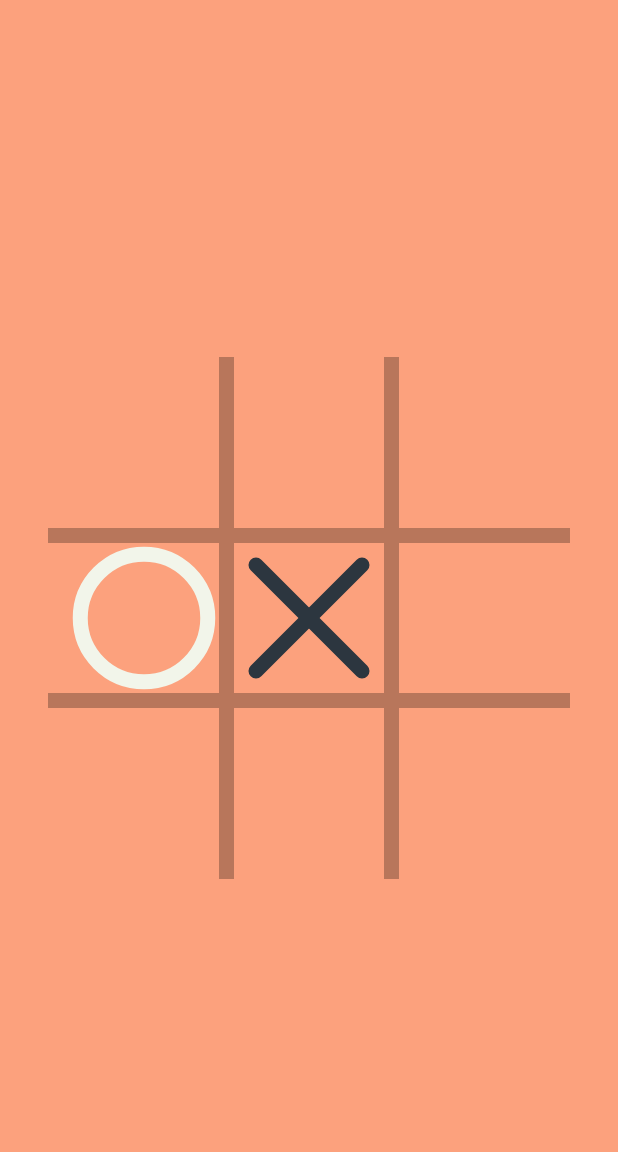
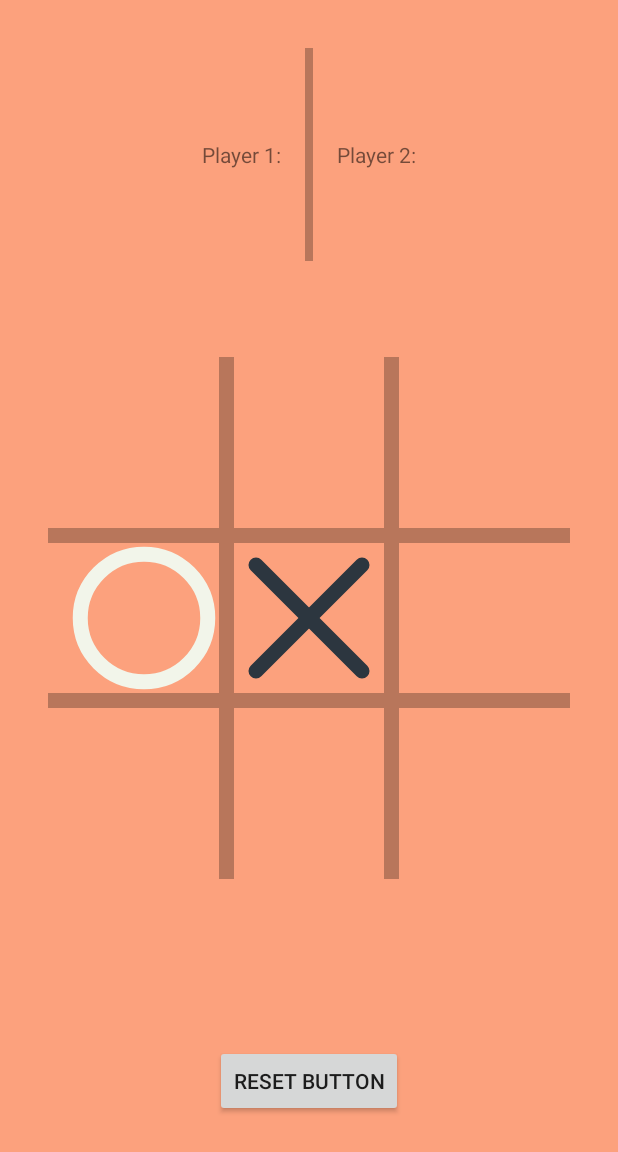
Before and after one commit to evanfaler/TicTacToe, an Android app: the screen it shows after launch (TicTacToe_Activity), after a tap on an icon or button, on a phone screen of 412 x 824 dp. Shown: the top 1152 px of the screen. Run offline under Robolectric (Android 15) with nearby library versions, the phone set to English and light mode, and no system bars; 1 other tap on this screen came first.

Commit message:
Reset Button, prevent changing space when it is already taken.

```diff
--- /dev/null
+++ b/app/src/main/java/com/dualranger/tictactoe/Bottom_Fragment.java
@@ -0,0 +1,43 @@
+package com.dualranger.tictactoe;
+
+import android.os.Bundle;
+import android.support.v4.app.Fragment;
+import android.view.LayoutInflater;
+import android.view.View;
+import android.view.ViewGroup;
+import android.widget.Button;
+
+/**
+ * Created by evanfaler on 4/13/17.
+ */
+
+public class Bottom_Fragment extends Fragment implements View.OnClickListener {
+    private Button resetButton;
+
+
+    @Override
+    public void onCreate(Bundle savedInstanceState) {
+        super.onCreate(savedInstanceState);
+    }
+
+    @Override
+    public View onCreateView(LayoutInflater inflater, ViewGroup container, Bundle savedInstanceState) {
+        View v = inflater.inflate(R.layout.bottom_area_fragment, container, false);
+
+        resetButton = (Button) v.findViewById(R.id.reset_button);
+        resetButton.setOnClickListener(this);
+
+        return v;
+    }
+
+    @Override
+    public void onClick(View v) {
+        //Handle onClicks Here
+        switch (v.getId()) {
+            case R.id.reset_button:
+                ((TicTacToe_Activity) getActivity()).clearGameBoard();
+                break;
+        }
+
+    }
+}
--- a/app/src/main/java/com/dualranger/tictactoe/DrawView.java
+++ b/app/src/main/java/com/dualranger/tictactoe/DrawView.java
@@ -2,18 +2,23 @@ package com.dualranger.tictactoe;
 
 import android.content.Context;
 import android.graphics.Canvas;
-import android.graphics.Color;
 import android.graphics.Paint;
 import android.util.AttributeSet;
-import android.util.TypedValue;
 import android.view.View;
-
-import org.w3c.dom.Attr;
 
 public class DrawView extends View {
     private Paint paint = new Paint();
     final float SCALE = getContext().getResources().getDisplayMetrics().density;
     private int player = 2;
+    private boolean playable = true;
+
+    public boolean isPlayable() {
+        return playable;
+    }
+
+    public void setPlayable(boolean playable) {
+        this.playable = playable;
+    }
 
     public int getPlayer() {
         return player;
@@ -54,6 +59,8 @@ public class DrawView extends View {
 
             canvas.drawLine(percentWidthInt, percentWidthInt,dimension,dimension,paint);
             canvas.drawLine(dimension,percentWidthInt,percentWidthInt,dimension,paint);
+
+            playable = false;
         } else if(player == 0) { //Draw O
             paint.setColor(getResources().getColor(R.color.oColor));
             float viewWidth = this.getMeasuredWidth();
@@ -61,6 +68,8 @@ public class DrawView extends View {
             float width = viewWidth - Double.valueOf(percentWidth).floatValue();
 
             canvas.drawCircle(viewWidth/2,viewWidth/2,width/2,paint);
+
+            playable = false;
         } else {
             //Do nothing
         }
--- /dev/null
+++ b/app/src/main/java/com/dualranger/tictactoe/GameBoard_Fragment.java
@@ -0,0 +1,164 @@
+package com.dualranger.tictactoe;
+
+import android.os.Bundle;
+import android.support.v4.app.Fragment;
+import android.view.LayoutInflater;
+import android.view.View;
+import android.view.ViewGroup;
+import android.widget.Toast;
+
+import java.util.Arrays;
+import java.util.List;
+
+public class GameBoard_Fragment extends Fragment implements View.OnClickListener {
+    private DrawView space1;
+    private DrawView space2;
+    private DrawView space3;
+    private DrawView space4;
+    private DrawView space5;
+    private DrawView space6;
+    private DrawView space7;
+    private DrawView space8;
+    private DrawView space9;
+    List<DrawView> gameSpaces;
+
+    int alternateShape = 1;
+
+    @Override
+    public void onCreate(Bundle savedInstanceState) {
+        super.onCreate(savedInstanceState);
+    }
+
+    @Override
+    public View onCreateView(LayoutInflater inflater, ViewGroup container, Bundle savedInstanceState) {
+        View v = inflater.inflate(R.layout.fragment_board, container, false);
+
+        space1 = (DrawView) v.findViewById(R.id.space_1);
+        space1.setOnClickListener(this);
+        space2 = (DrawView) v.findViewById(R.id.space_2);
+        space2.setOnClickListener(this);
+        space3 = (DrawView) v.findViewById(R.id.space_3);
+        space3.setOnClickListener(this);
+        space4 = (DrawView) v.findViewById(R.id.space_4);
+        space4.setOnClickListener(this);
+        space5 = (DrawView) v.findViewById(R.id.space_5);
+        space5.setOnClickListener(this);
+        space6 = (DrawView) v.findViewById(R.id.space_6);
+        space6.setOnClickListener(this);
+        space7 = (DrawView) v.findViewById(R.id.space_7);
+        space7.setOnClickListener(this);
+        space8 = (DrawView) v.findViewById(R.id.space_8);
+        space8.setOnClickListener(this);
+        space9 = (DrawView) v.findViewById(R.id.space_9);
+        space9.setOnClickListener(this);
+
+        gameSpaces = Arrays.asList(space1, space2, space3, space4, space5, space6, space7, space8, space9);
+
+        return v;
+    }
+
+    @Override
+    public void onClick(View v) {
+        switch(v.getId()) {
+            case R.id.space_1:
+                if(space1.isPlayable()){
+                    space1.setPlayer(alternateShape%2);
+                    space1.setPlayable(false);
+                    alternateShape++;
+                    space1.invalidate();
+                }else{
+                    Toast.makeText(v.getContext(),"Invalid Location", Toast.LENGTH_SHORT).show();
+                }
+                break;
+            case R.id.space_2:
+                if(space2.isPlayable()){
+                    space2.setPlayer(alternateShape%2);
+                    space2.setPlayable(false);
+                    alternateShape++;
+                    space2.invalidate();
+                }else{
+                    Toast.makeText(v.getContext(),"Invalid Location", Toast.LENGTH_SHORT).show();
+                }
+                break;
+            case R.id.space_3:
+                if(space3.isPlayable()){
+                    space3.setPlayer(alternateShape%2);
+                    space3.setPlayable(false);
+                    alternateShape++;
+                    space3.invalidate();
+                }else{
+                    Toast.makeText(v.getContext(),"Invalid Location", Toast.LENGTH_SHORT).show();
+                }
+                break;
+            case R.id.space_4:
+                if(space4.isPlayable()){
+                    space4.setPlayer(alternateShape%2);
+                    space4.setPlayable(false);
+                    alternateShape++;
+                    space4.invalidate();
+                }else{
+                    Toast.makeText(v.getContext(),"Invalid Location", Toast.LENGTH_SHORT).show();
+                }
+                break;
+            case R.id.space_5:
+                if(space5.isPlayable()){
+                    space5.setPlayer(alternateShape%2);
+                    space5.setPlayable(false);
+                    alternateShape++;
+                    space5.invalidate();
+                }else{
+                    Toast.makeText(v.getContext(),"Invalid Location", Toast.LENGTH_SHORT).show();
+                }
+                break;
+            case R.id.space_6:
+                if(space6.isPlayable()){
+                    space6.setPlayer(alternateShape%2);
+                    space6.setPlayable(false);
+                    alternateShape++;
+                    space6.invalidate();
+                }else{
+                    Toast.makeText(v.getContext(),"Invalid Location", Toast.LENGTH_SHORT).show();
+                }
+                break;
+            case R.id.space_7:
+                if(space7.isPlayable()){
+                    space7.setPlayer(alternateShape%2);
+                    space7.setPlayable(false);
+                    alternateShape++;
+                    space7.invalidate();
+                }else{
+                    Toast.makeText(v.getContext(),"Invalid Location", Toast.LENGTH_SHORT).show();
+                }
+                break;
+            case R.id.space_8:
+                if(space8.isPlayable()){
+                    space8.setPlayer(alternateShape%2);
+                    space8.setPlayable(false);
+                    alternateShape++;
+                    space8.invalidate();
+                }else{
+                    Toast.makeText(v.getContext(),"Invalid Location", Toast.LENGTH_SHORT).show();
+                }
+                break;
+            case R.id.space_9:
+                if(space9.isPlayable()){
+                    space9.setPlayer(alternateShape%2);
+                    space9.setPlayable(false);
+                    alternateShape++;
+                    space9.invalidate();
+                }else{
+                    Toast.makeText(v.getContext(),"Invalid Location", Toast.LENGTH_SHORT).show();
+                }
+                break;
+        }
+    }
+
+    public void clearBoard(){
+        for(DrawView space:gameSpaces){
+            space.setPlayer(2);
+            space.setPlayable(true);
+            space.invalidate();
+        }
+    }
+
+}
--- a/app/src/main/java/com/dualranger/tictactoe/TicTacToe_Activity.java
+++ b/app/src/main/java/com/dualranger/tictactoe/TicTacToe_Activity.java
@@ -1,26 +1,39 @@
 package com.dualranger.tictactoe;
 
-import android.support.v4.app.Fragment;
+import android.os.Bundle;
 import android.support.v4.app.FragmentActivity;
 import android.support.v4.app.FragmentManager;
-import android.os.Bundle;
+import android.support.v4.app.FragmentTransaction;
+import android.widget.Toast;
 
 public class TicTacToe_Activity extends FragmentActivity {
-
+    private GameBoard_Fragment gameBoardFragment;
+    private Bottom_Fragment bottomFragment;
+    private Top_Fragment topFragment;
     @Override
     public void onCreate(Bundle savedInstanceState) {
         super.onCreate(savedInstanceState);
         setContentView(R.layout.tictactoe_framelayoutt);
 
+        gameBoardFragment = new GameBoard_Fragment();
+        bottomFragment = new Bottom_Fragment();
+        topFragment = new Top_Fragment();
+
         FragmentManager fm = getSupportFragmentManager();
-        Fragment fragment = fm.findFragmentById(R.id.fragment_container);
+        FragmentTransaction transaction = fm.beginTransaction();
 
-        if(fragment == null) {
-            fragment = new TicTacToe_Fragment();
-            fm.beginTransaction()
-                    .add(R.id.fragment_container,fragment)
-                    .commit();
+        transaction.add(R.id.game_board_container, gameBoardFragment, "GameBoard Fragment");
+        transaction.add(R.id.bottom_area_container, bottomFragment, "Bottom Area Fragment");
+        transaction.add(R.id.top_area_container, topFragment, "Top Area Fragment");
 
+        transaction.commit();
+    }
+
+    public void clearGameBoard(){
+        if(gameBoardFragment != null){
+            gameBoardFragment.clearBoard();
+        } else {
+            Toast.makeText(getApplicationContext(),"fragment 2  is null", Toast.LENGTH_SHORT).show();
         }
 
     }
--- a/app/src/main/java/com/dualranger/tictactoe/TicTacToe_Fragment.java
+++ /dev/null
@@ -1,103 +0,0 @@
-package com.dualranger.tictactoe;
-
-import android.os.Bundle;
-import android.support.v4.app.Fragment;
-import android.view.LayoutInflater;
-import android.view.View;
-import android.view.ViewGroup;
-
-public class TicTacToe_Fragment extends Fragment implements View.OnClickListener {
-    private DrawView space1;
-    private DrawView space2;
-    private DrawView space3;
-    private DrawView space4;
-    private DrawView space5;
-    private DrawView space6;
-    private DrawView space7;
-    private DrawView space8;
-    private DrawView space9;
-    int alternateShape = 1;
-
-    @Override
-    public void onCreate(Bundle savedInstanceState) {
-        super.onCreate(savedInstanceState);
-    }
-
-    @Override
-    public View onCreateView(LayoutInflater inflater, ViewGroup container, Bundle savedInstanceState) {
-        View v = inflater.inflate(R.layout.fragment_board, container, false);
-
-        space1 = (DrawView) v.findViewById(R.id.space_1);
-        space1.setOnClickListener(this);
-        space2 = (DrawView) v.findViewById(R.id.space_2);
-        space2.setOnClickListener(this);
-        space3 = (DrawView) v.findViewById(R.id.space_3);
-        space3.setOnClickListener(this);
-        space4 = (DrawView) v.findViewById(R.id.space_4);
-        space4.setOnClickListener(this);
-        space5 = (DrawView) v.findViewById(R.id.space_5);
-        space5.setOnClickListener(this);
-        space6 = (DrawView) v.findViewById(R.id.space_6);
-        space6.setOnClickListener(this);
-        space7 = (DrawView) v.findViewById(R.id.space_7);
-        space7.setOnClickListener(this);
-        space8 = (DrawView) v.findViewById(R.id.space_8);
-        space8.setOnClickListener(this);
-        space9 = (DrawView) v.findViewById(R.id.space_9);
-        space9.setOnClickListener(this);
-
-        return v;
-    }
-
-    @Override
-    public void onClick(View v) {
-        switch(v.getId()) {
-            case R.id.space_1:
-                space1.setPlayer(alternateShape%2);
-                alternateShape++;
-                space1.invalidate();
-                break;
-            case R.id.space_2:
-                space2.setPlayer(alternateShape%2);
-                alternateShape++;
-                space2.invalidate();
-                break;
-            case R.id.space_3:
-                space3.setPlayer(alternateShape%2);
-                alternateShape++;
-                space3.invalidate();
-                break;
-            case R.id.space_4:
-                space4.setPlayer(alternateShape%2);
-                alternateShape++;
-                space4.invalidate();
-                break;
-            case R.id.space_5:
-                space5.setPlayer(alternateShape%2);
-                alternateShape++;
-                space5.invalidate();
-                break;
-            case R.id.space_6:
-                space6.setPlayer(alternateShape%2);
-                alternateShape++;
-                space6.invalidate();
-                break;
-            case R.id.space_7:
-                space7.setPlayer(alternateShape%2);
-                alternateShape++;
-                space7.invalidate();
-                break;
-            case R.id.space_8:
-                space8.setPlayer(alternateShape%2);
-                alternateShape++;
-                space8.invalidate();
-                break;
-            case R.id.space_9:
-                space9.setPlayer(alternateShape%2);
-                alternateShape++;
-                space9.invalidate();
-                break;
-        }
-    }
-
-}
--- /dev/null
+++ b/app/src/main/java/com/dualranger/tictactoe/Top_Fragment.java
@@ -0,0 +1,33 @@
+package com.dualranger.tictactoe;
+
+import android.os.Bundle;
+import android.support.v4.app.Fragment;
+import android.view.LayoutInflater;
+import android.view.View;
+import android.view.ViewGroup;
+
+/**
+ * Created by evanfaler on 4/13/17.
+ */
+
+public class Top_Fragment extends Fragment implements View.OnClickListener{
+
+    @Override
+    public void onCreate(Bundle savedInstanceState) {
+        super.onCreate(savedInstanceState);
+    }
+
+    @Override
+    public View onCreateView(LayoutInflater inflater, ViewGroup container, Bundle savedInstanceState) {
+        View v = inflater.inflate(R.layout.top_area_fragment, container, false);
+
+
+        return v;
+    }
+
+    @Override
+    public void onClick(View v) {
+        //Handle onClicks Here
+    }
+
+}
--- /dev/null
+++ b/app/src/main/res/layout/bottom_area_fragment.xml
@@ -0,0 +1,15 @@
+<?xml version="1.0" encoding="utf-8"?>
+<RelativeLayout
+    xmlns:android="http://schemas.android.com/apk/res/android"
+    android:orientation="vertical"
+    android:layout_width="match_parent"
+    android:layout_height="match_parent">
+
+    <Button
+        android:id="@+id/reset_button"
+        android:layout_width="wrap_content"
+        android:layout_height="wrap_content"
+        android:text="Reset Button"
+        android:layout_centerInParent="true"/>
+
+</RelativeLayout>
--- a/app/src/main/res/layout/tictactoe_framelayoutt.xml
+++ b/app/src/main/res/layout/tictactoe_framelayoutt.xml
@@ -1,10 +1,33 @@
 <?xml version="1.0" encoding="utf-8"?>
-<FrameLayout
+<LinearLayout
     xmlns:android="http://schemas.android.com/apk/res/android"
-    android:id="@+id/fragment_container"
     android:orientation="vertical"
     android:layout_width="match_parent"
     android:layout_height="match_parent"
     android:background="@color/boardBackground">
 
-</FrameLayout>
+    <FrameLayout
+        android:id="@+id/top_area_container"
+        android:layout_width="match_parent"
+        android:layout_height="0dp"
+        android:layout_weight="1">
+
+    </FrameLayout>
+
+    <FrameLayout
+        android:id="@+id/game_board_container"
+        android:layout_width="wrap_content"
+        android:layout_height="wrap_content"
+        android:layout_centerInParent="true">
+
+    </FrameLayout>
+
+    <FrameLayout
+        android:id="@+id/bottom_area_container"
+        android:layout_width="match_parent"
+        android:layout_height="0dp"
+        android:layout_weight="1">
+
+    </FrameLayout>
+
+</LinearLayout>
--- /dev/null
+++ b/app/src/main/res/layout/top_area_fragment.xml
@@ -0,0 +1,26 @@
+<?xml version="1.0" encoding="utf-8"?>
+<LinearLayout
+    xmlns:android="http://schemas.android.com/apk/res/android"
+    android:orientation="horizontal"
+    android:layout_width="match_parent"
+    android:layout_height="match_parent"
+    android:gravity="center"
+    android:layout_margin="16dp">
+
+    <TextView
+        android:layout_width="wrap_content"
+        android:layout_height="wrap_content"
+        android:text="Player 1:" />
+
+    <View
+        android:layout_width="5dp"
+        android:layout_height="match_parent"
+        android:layout_margin="16dp"
+        android:background="@color/boardLines" />
+
+    <TextView
+        android:layout_width="wrap_content"
+        android:layout_height="wrap_content"
+        android:text="Player 2:"/>
+
+</LinearLayout>
```
